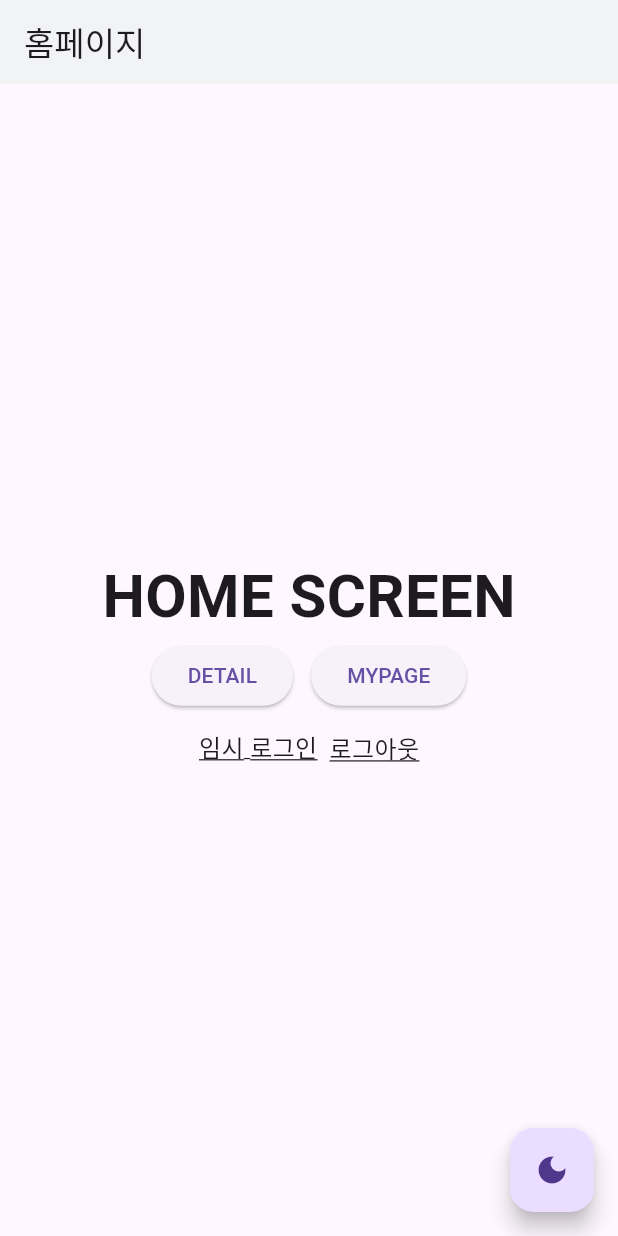
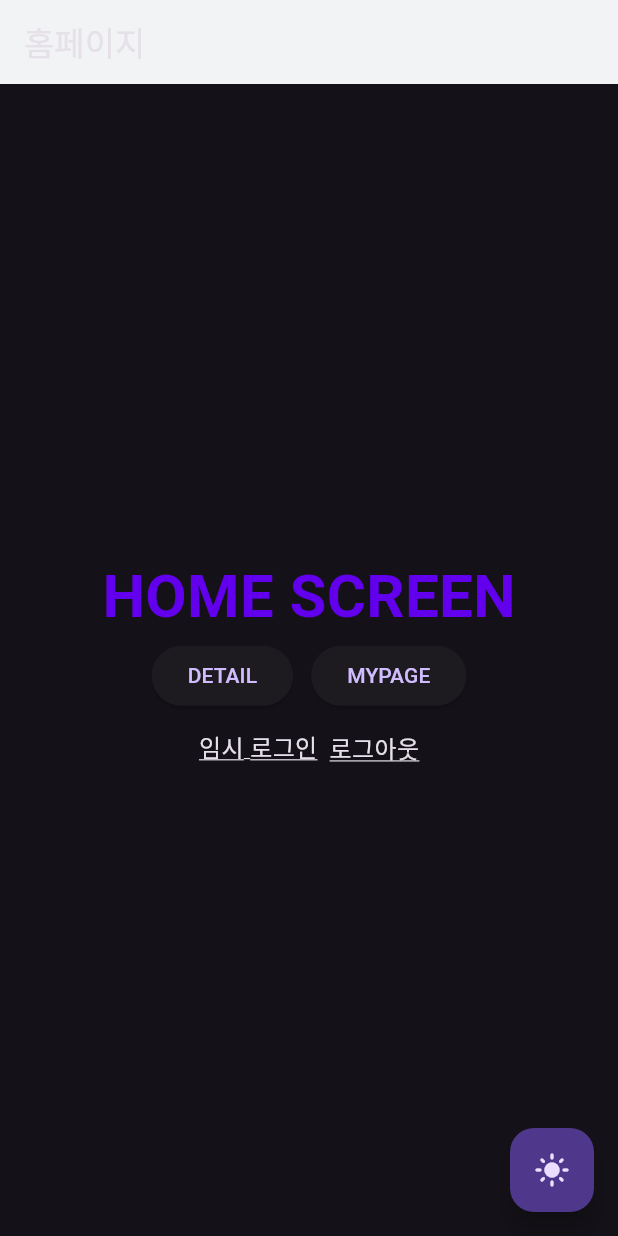
Before and after one commit to dingPie/memont-v2-flutter, a Flutter app: the screen it shows after launch, after a tap on the "dark mode" icon, on a phone screen of 412 x 824 dp. Run offline on Flutter 3.47's test engine with Material 3 defaults, Android fonts, the phone set to English and light mode, and no system bars; our stand-ins replace go_router.

Commit message:
context.read<AppTheme>() 접근 변경

```diff
--- a/lib/main.dart
+++ b/lib/main.dart
@@ -9,7 +9,8 @@ void main() {
   runApp(const MyApp());
 }
 
-class MyApp extends StatelessWidget {
+// P_CHECK: final 써도 무방하지 않음?
+final class MyApp extends StatelessWidget {
   const MyApp({super.key});
 
   @override
@@ -30,7 +31,6 @@ class MyApp extends StatelessWidget {
         theme: AppTheme.light,
         darkTheme: AppTheme.dark,
         routerConfig: AppRouter(context.watch<User>()).router,
-        // P_FIX: theme 이 작동하지 않음. 고쳐야 함.
         themeMode: context.watch<AppTheme>().themeMode,
         debugShowCheckedModeBanner: false,
       ),
--- a/lib/screens/detail_screen/detail_screen.dart
+++ b/lib/screens/detail_screen/detail_screen.dart
@@ -1,6 +1,6 @@
 import 'package:flutter/material.dart';
 import 'package:flutter_init/config/build_context_extention.dart';
-import 'package:flutter_init/screens/app_route_extension.dart';
+import 'package:flutter_init/config/app_route_extension.dart';
 import 'package:go_router/go_router.dart';
 
 class DetailScreen extends StatelessWidget {
--- a/lib/screens/error_screen/error_screen.dart
+++ b/lib/screens/error_screen/error_screen.dart
@@ -1,6 +1,6 @@
 import 'package:flutter/material.dart';
 import 'package:flutter_init/config/build_context_extention.dart';
-import 'package:flutter_init/screens/app_route_extension.dart';
+import 'package:flutter_init/config/app_route_extension.dart';
 import 'package:go_router/go_router.dart';
 
 class ErrorScreen extends StatelessWidget {
--- a/lib/screens/home_screen/home_screen.dart
+++ b/lib/screens/home_screen/home_screen.dart
@@ -3,7 +3,7 @@ import 'dart:math';
 import 'package:flutter/material.dart';
 import 'package:flutter_init/config/build_context_extention.dart';
 import 'package:flutter_init/providers/user.dart';
-import 'package:flutter_init/screens/app_route_extension.dart';
+import 'package:flutter_init/config/app_route_extension.dart';
 import 'package:flutter_init/theme/app_theme.dart';
 import 'package:go_router/go_router.dart';
 import 'package:provider/provider.dart';
@@ -15,15 +15,16 @@ class HomeScreen extends StatelessWidget {
 
   @override
   Widget build(BuildContext context) {
-    var themeMode = context.watch<AppTheme>().themeMode;
+    var themeMode = context.read<AppTheme>().themeMode;
     var user = context.watch<User>();
 
     void toggleThemeMode() {
-      print('test ${themeMode.name}');
-      if (themeMode == ThemeMode.dark) {
-        themeMode = ThemeMode.light;
+      // read는 변경사항을 수신하진 않지만 값을 반환한고 (set 가능)
+      // watch는 변경값을 수신만 한다 ? -> 한번 더 확인 필요
+      if (context.read<AppTheme>().themeMode == ThemeMode.dark) {
+        context.read<AppTheme>().themeMode = ThemeMode.light;
       } else {
-        themeMode = ThemeMode.dark;
+        context.read<AppTheme>().themeMode = ThemeMode.dark;
       }
     }
 
@@ -54,9 +55,8 @@ class HomeScreen extends StatelessWidget {
           children: [
             Text(
               'HOME SCREEN',
-              style: context.textStyle.h1.copyWith(
-                fontSize: 40,
-              ),
+              style: context.textStyle.h1
+                  .copyWith(fontSize: 40, color: context.colors.primary),
             ),
             Column(
               children: [
--- a/lib/screens/my_page_screen/my_page_screen.dart
+++ b/lib/screens/my_page_screen/my_page_screen.dart
@@ -1,7 +1,7 @@
 import 'package:flutter/material.dart';
 import 'package:flutter_init/config/build_context_extention.dart';
 import 'package:flutter_init/providers/user.dart';
-import 'package:flutter_init/screens/app_route_extension.dart';
+import 'package:flutter_init/config/app_route_extension.dart';
 import 'package:go_router/go_router.dart';
 import 'package:provider/provider.dart';
 
--- a/lib/screens/router.dart
+++ b/lib/screens/router.dart
@@ -1,5 +1,5 @@
 import 'package:flutter_init/providers/user.dart';
-import 'package:flutter_init/screens/app_route_extension.dart';
+import 'package:flutter_init/config/app_route_extension.dart';
 import 'package:flutter_init/screens/error_screen/error_screen.dart';
 import 'package:flutter_init/screens/home_screen/home_screen.dart';
 import 'package:flutter_init/screens/detail_screen/detail_screen.dart';
--- a/lib/theme/color/app_colors_extension.dart
+++ b/lib/theme/color/app_colors_extension.dart
@@ -8,6 +8,14 @@ import 'package:flutter/material.dart';
 /// 추후 수정될 수 있음. ColorPalette와 사용을 완전히 분리시킬지 어떨지는 고민중.
 ///
 class AppColorsExtension extends ThemeExtension<AppColorsExtension> {
+  final Color primary;
+  final Color secondary;
+  final Color error;
+  final Color success;
+  final Color warning;
+  final Color background;
+  final Map<int, Color> gray;
+
   AppColorsExtension({
     required this.primary,
     required this.secondary,
@@ -17,14 +25,6 @@ class AppColorsExtension extends ThemeExtension<AppColorsExtension> {
     required this.background,
     required this.gray,
   });
-
-  final Color primary;
-  final Color secondary;
-  final Color error;
-  final Color success;
-  final Color warning;
-  final Color background;
-  final Map<int, Color> gray;
 
   @override
   ThemeExtension<AppColorsExtension> copyWith({
--- a/lib/theme/color/app_palette.dart
+++ b/lib/theme/color/app_palette.dart
@@ -1,6 +1,6 @@
 import 'package:flutter/material.dart';
 
-abstract class AppPalette {
+class AppPalette {
   // gray
   static const Map<int, Color> gray = {
     50: Color(0xFFFAFAFA),
--- a/lib/theme/textStyle/app_typograyphy.dart
+++ b/lib/theme/textStyle/app_typograyphy.dart
@@ -1,6 +1,6 @@
 import 'package:flutter/material.dart';
 
-abstract class AppTypography {
+class AppTypography {
   static const body1 = TextStyle(
     fontSize: 16,
     fontWeight: FontWeight.normal,
```
Also changed, not shown: lib/config/app_route_extension.dart (renamed from lib/screens/app_route_extension.dart).
